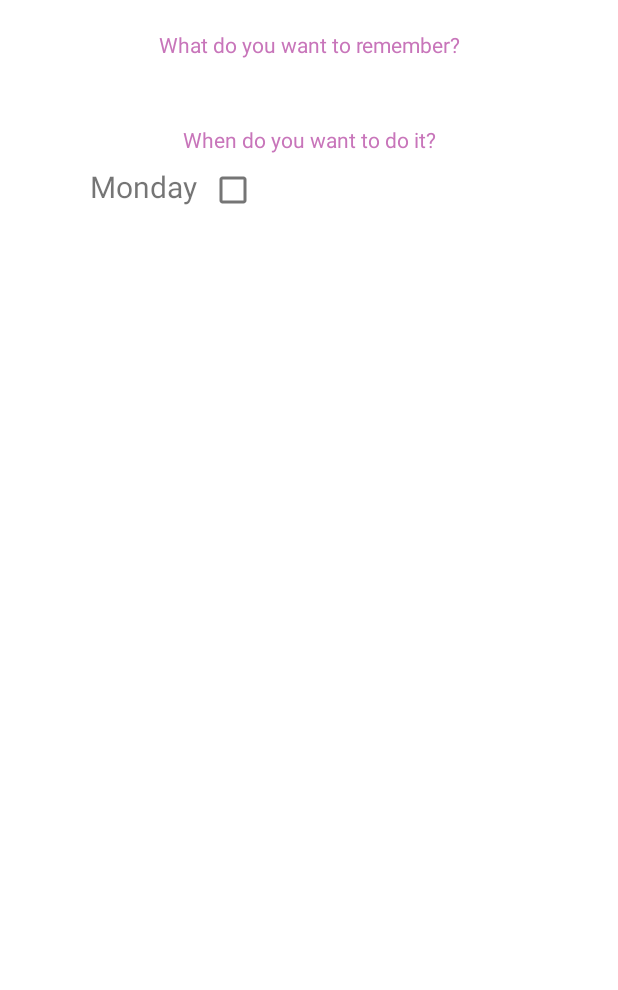
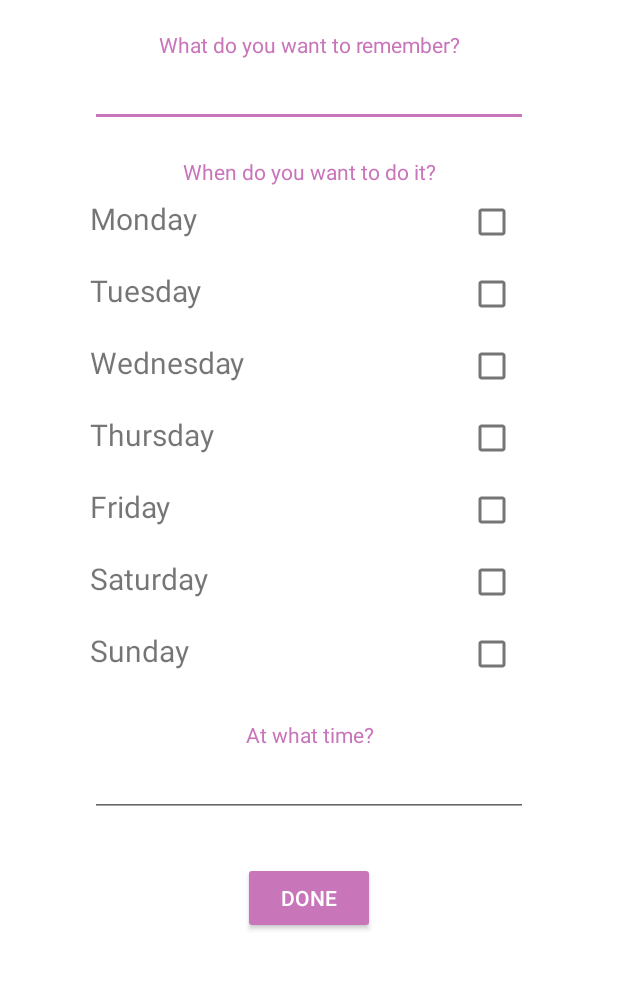
Before and after one commit to marcovlc10/Practica8_Digimind, an Android app: the layout fragment_dashboard.xml on its own in the app's theme, with its tools: preview values and no code run, on a phone screen of 412 x 824 dp, the part 179-1169 px from its top. Run offline under Robolectric (Android 15) with nearby library versions, the phone set to English and light mode, and no system bars.

Commit message:
commit error dashboard text

```diff
--- a/app/src/main/java/lopez/marco/mydigimind/MainActivity.kt
+++ b/app/src/main/java/lopez/marco/mydigimind/MainActivity.kt
@@ -26,7 +26,7 @@ class MainActivity : AppCompatActivity() {
         // menu should be considered as top level destinations.
         val appBarConfiguration = AppBarConfiguration(
             setOf(
-                R.id.navigation_home, R.id.navigation_dashboard, R.id.navigation_notifications
+                R.id.navigation_home, R.id.navigation_dashboard
             )
         )
         setupActionBarWithNavController(navController, appBarConfiguration)
--- a/app/src/main/java/lopez/marco/mydigimind/ui/notifications/NotificationsFragment.kt
+++ /dev/null
@@ -1,42 +0,0 @@
-package lopez.marco.mydigimind.ui.notifications
-
-import android.os.Bundle
-import android.view.LayoutInflater
-import android.view.View
-import android.view.ViewGroup
-import android.widget.TextView
-import androidx.fragment.app.Fragment
-import androidx.lifecycle.ViewModelProvider
-import lopez.marco.mydigimind.databinding.FragmentNotificationsBinding
-
-class NotificationsFragment : Fragment() {
-
-    private var _binding: FragmentNotificationsBinding? = null
-
-    // This property is only valid between onCreateView and
-    // onDestroyView.
-    private val binding get() = _binding!!
-
-    override fun onCreateView(
-        inflater: LayoutInflater,
-        container: ViewGroup?,
-        savedInstanceState: Bundle?
-    ): View {
-        val notificationsViewModel =
-            ViewModelProvider(this).get(NotificationsViewModel::class.java)
-
-        _binding = FragmentNotificationsBinding.inflate(inflater, container, false)
-        val root: View = binding.root
-
-        val textView: TextView = binding.textNotifications
-        notificationsViewModel.text.observe(viewLifecycleOwner) {
-            textView.text = it
-        }
-        return root
-    }
-
-    override fun onDestroyView() {
-        super.onDestroyView()
-        _binding = null
-    }
-}
--- a/app/src/main/java/lopez/marco/mydigimind/ui/notifications/NotificationsViewModel.kt
+++ /dev/null
@@ -1,13 +0,0 @@
-package lopez.marco.mydigimind.ui.notifications
-
-import androidx.lifecycle.LiveData
-import androidx.lifecycle.MutableLiveData
-import androidx.lifecycle.ViewModel
-
-class NotificationsViewModel : ViewModel() {
-
-    private val _text = MutableLiveData<String>().apply {
-        value = "This is notifications Fragment"
-    }
-    val text: LiveData<String> = _text
-}
--- a/app/src/main/res/layout/fragment_dashboard.xml
+++ b/app/src/main/res/layout/fragment_dashboard.xml
@@ -32,9 +32,10 @@
                 android:textAlignment="center"
                 android:layout_marginTop="20dp"/>
 
-            <TextView
+            <EditText
                 android:layout_width="match_parent"
-                android:layout_height="24sp"
+                android:layout_height="wrap_content"
+                android:inputType="text"
                 android:id="@+id/name"/>
 
             <TextView
@@ -47,19 +48,136 @@
 
             <TableLayout
                 android:layout_width="match_parent"
+                android:stretchColumns="0"
                 android:layout_height="wrap_content">
-                <TableRow>
+                <TableRow
+                    android:layout_height="wrap_content"
+                    android:layout_width="50dp"
+                    >
                     <TextView
-                        android:layout_width="wrap_content"
+                        android:layout_width="70dp"
                         android:layout_height="wrap_content"
                         android:textSize="20sp"
                         android:text="@string/m"/>
                     <CheckBox
                         android:layout_width="match_parent"
                         android:layout_height="wrap_content"
+                        android:layout_marginLeft="30dp"
                         android:id="@+id/monday"/>
                 </TableRow>
+                <TableRow
+                    android:layout_height="wrap_content"
+                    android:layout_width="50dp"
+                    >
+                    <TextView
+                        android:layout_width="wrap_content"
+                        android:layout_height="wrap_content"
+                        android:textSize="20sp"
+                        android:text="@string/t"/>
+                    <CheckBox
+                        android:layout_width="match_parent"
+                        android:layout_height="wrap_content"
+                        android:layout_marginLeft="30dp"
+                        android:id="@+id/tuesday"/>
+                </TableRow>
+                <TableRow
+                    android:layout_height="wrap_content"
+                    android:layout_width="50dp"
+                    >
+                    <TextView
+                        android:layout_width="wrap_content"
+                        android:layout_height="wrap_content"
+                        android:textSize="20sp"
+                        android:text="@string/w"/>
+                    <CheckBox
+                        android:layout_width="match_parent"
+                        android:layout_height="wrap_content"
+                        android:layout_marginLeft="30dp"
+                        android:id="@+id/wednesday"/>
+                </TableRow>
+                <TableRow
+                    android:layout_height="wrap_content"
+                    android:layout_width="50dp"
+                    >
+                    <TextView
+                        android:layout_width="wrap_content"
+                        android:layout_height="wrap_content"
+                        android:textSize="20sp"
+                        android:text="@string/x"/>
+                    <CheckBox
+                        android:layout_width="match_parent"
+                        android:layout_height="wrap_content"
+                        android:layout_marginLeft="30dp"
+                        android:id="@+id/thursday"/>
+                </TableRow>
+                <TableRow
+                    android:layout_height="wrap_content"
+                    android:layout_width="50dp"
+                    >
+                    <TextView
+                        android:layout_width="wrap_content"
+                        android:layout_height="wrap_content"
+                        android:textSize="20sp"
+                        android:text="@string/f"/>
+                    <CheckBox
+                        android:layout_width="match_parent"
+                        android:layout_height="wrap_content"
+                        android:layout_marginLeft="30dp"
+                        android:id="@+id/friday"/>
+                </TableRow>
+                <TableRow
+                    android:layout_height="wrap_content"
+                    android:layout_width="50dp"
+                    >
+                    <TextView
+                        android:layout_width="wrap_content"
+                        android:layout_height="wrap_content"
+                        android:textSize="20sp"
+                        android:text="@string/a"/>
+                    <CheckBox
+                        android:layout_width="match_parent"
+                        android:layout_height="wrap_content"
+                        android:layout_marginLeft="30dp"
+                        android:id="@+id/saturday"/>
+                </TableRow>
+                <TableRow
+                    android:layout_height="wrap_content"
+                    android:layout_width="50dp"
+                    >
+                    <TextView
+                        android:layout_width="wrap_content"
+                        android:layout_height="wrap_content"
+                        android:textSize="20sp"
+                        android:text="@string/s"/>
+                    <CheckBox
+                        android:layout_width="match_parent"
+                        android:layout_height="wrap_content"
+                        android:layout_marginLeft="30dp"
+                        android:id="@+id/sunday"/>
+                </TableRow>
             </TableLayout>
+
+            <TextView
+                android:layout_width="match_parent"
+                android:layout_height="wrap_content"
+                android:text="@string/time"
+                android:textColor="@color/dusty_rose"
+                android:textAlignment="center"
+                android:layout_marginTop="20dp"/>
+            <EditText
+                android:layout_width="match_parent"
+                android:layout_height="wrap_content"
+                android:inputType="text"
+                android:id="@+id/time"/>
+            <androidx.appcompat.widget.AppCompatButton
+                android:layout_width="wrap_content"
+                android:layout_height="wrap_content"
+                android:backgroundTint="@color/dusty_rose"
+                android:text="@string/done"
+                android:textColor="@color/white"
+                android:id="@+id/done"
+                android:layout_gravity="center"
+                android:layout_marginTop="30dp"/>
 
         </LinearLayout>
 
--- a/app/src/main/res/layout/fragment_notifications.xml
+++ /dev/null
@@ -1,22 +0,0 @@
-<?xml version="1.0" encoding="utf-8"?>
-<androidx.constraintlayout.widget.ConstraintLayout xmlns:android="http://schemas.android.com/apk/res/android"
-    xmlns:app="http://schemas.android.com/apk/res-auto"
-    xmlns:tools="http://schemas.android.com/tools"
-    android:layout_width="match_parent"
-    android:layout_height="match_parent"
-    tools:context=".ui.notifications.NotificationsFragment">
-
-    <TextView
-        android:id="@+id/text_notifications"
-        android:layout_width="match_parent"
-        android:layout_height="wrap_content"
-        android:layout_marginStart="8dp"
-        android:layout_marginTop="8dp"
-        android:layout_marginEnd="8dp"
-        android:textAlignment="center"
-        android:textSize="20sp"
-        app:layout_constraintBottom_toBottomOf="parent"
-        app:layout_constraintEnd_toEndOf="parent"
-        app:layout_constraintStart_toStartOf="parent"
-        app:layout_constraintTop_toTopOf="parent" />
-</androidx.constraintlayout.widget.ConstraintLayout>
--- a/app/src/main/res/navigation/mobile_navigation.xml
+++ b/app/src/main/res/navigation/mobile_navigation.xml
@@ -14,12 +14,7 @@
     <fragment
         android:id="@+id/navigation_dashboard"
         android:name="lopez.marco.mydigimind.ui.dashboard.DashboardFragment"
-        android:label="@string/title_dashboard"
+        android:label="@string/title_add"
         tools:layout="@layout/fragment_dashboard" />
 
-    <fragment
-        android:id="@+id/navigation_notifications"
-        android:name="lopez.marco.mydigimind.ui.notifications.NotificationsFragment"
-        android:label="@string/title_notifications"
-        tools:layout="@layout/fragment_notifications" />
 </navigation>
--- a/app/src/main/res/values-night/themes.xml
+++ b/app/src/main/res/values-night/themes.xml
@@ -2,8 +2,8 @@
     <!-- Base application theme. -->
     <style name="Theme.MyDigimind" parent="Theme.MaterialComponents.DayNight.DarkActionBar">
         <!-- Primary brand color. -->
-        <item name="colorPrimary">@color/purple_200</item>
-        <item name="colorPrimaryVariant">@color/purple_700</item>
+        <item name="colorPrimary">@color/dusty_rose</item>
+        <item name="colorPrimaryVariant">@color/deeper_rose</item>
         <item name="colorOnPrimary">@color/black</item>
         <!-- Secondary brand color. -->
         <item name="colorSecondary">@color/teal_200</item>
```
